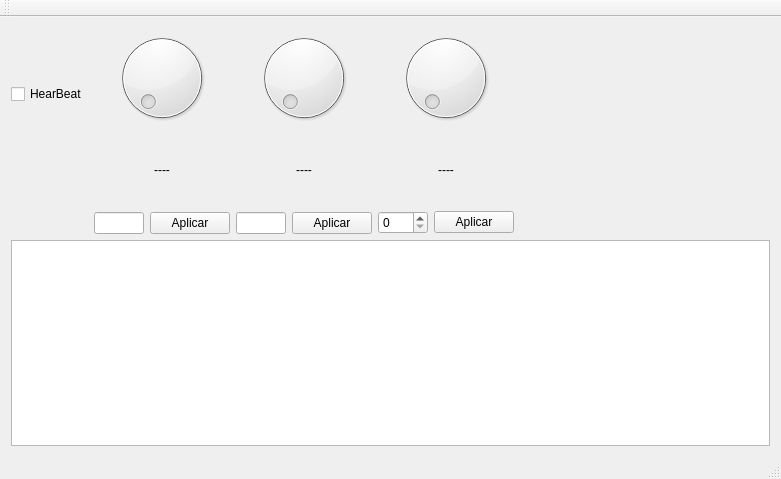
Qt form src/mainwindow.ui (amolinap/ControlCamara) before a commit.
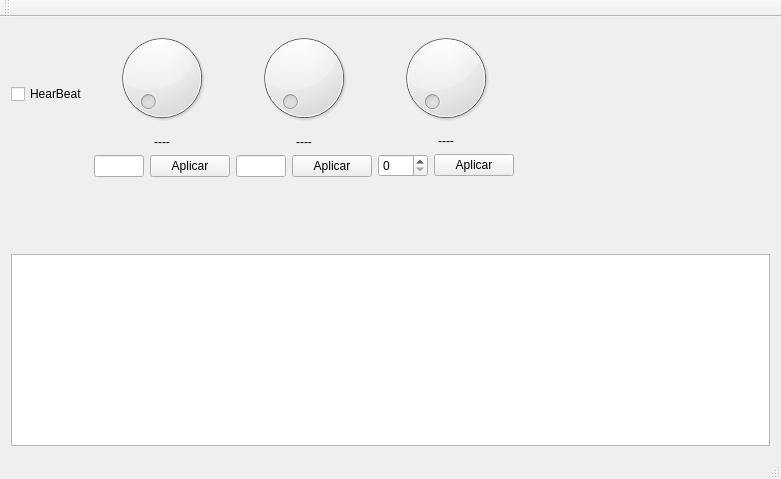
The same form after that commit.

```diff
--- a/src/mainwindow.ui
+++ b/src/mainwindow.ui
@@ -215,9 +215,22 @@
       </property>
      </spacer>
     </item>
-    <item row="1" column="0" colspan="5">
+    <item row="2" column="0" colspan="5">
      <widget class="QPlainTextEdit" name="plainTextEdit"/>
     </item>
+    <item row="1" column="2">
+     <spacer name="verticalSpacer_2">
+      <property name="orientation">
+       <enum>Qt::Vertical</enum>
+      </property>
+      <property name="sizeHint" stdset="0">
+       <size>
+        <width>20</width>
+        <height>40</height>
+       </size>
+      </property>
+     </spacer>
+    </item>
    </layout>
   </widget>
   <widget class="QMenuBar" name="menuBar">
```
